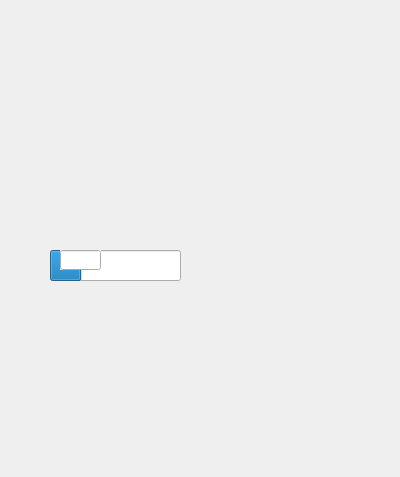
This is ueprogressbar.ui in liuyuyang8808/Qt_Library as Qt 5 draws it before an edit. The edited form follows.
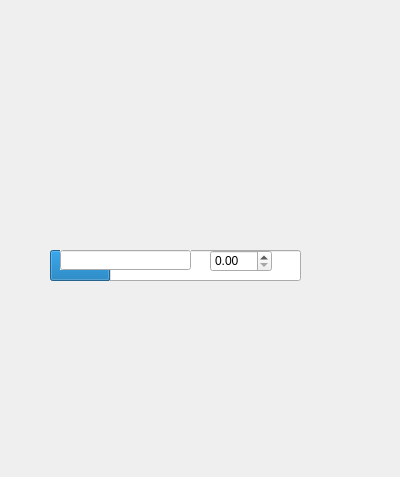
This is the edited form.

The edit to the form file:
```diff
--- a/ueprogressbar.ui
+++ b/ueprogressbar.ui
@@ -21,7 +21,7 @@
     <rect>
      <x>50</x>
      <y>250</y>
-     <width>131</width>
+     <width>251</width>
      <height>31</height>
     </rect>
    </property>
@@ -37,7 +37,7 @@
     <rect>
      <x>60</x>
      <y>250</y>
-     <width>41</width>
+     <width>131</width>
      <height>20</height>
     </rect>
    </property>
@@ -48,6 +48,16 @@
     <bool>true</bool>
    </property>
   </widget>
+  <widget class="QDoubleSpinBox" name="doubleSpinBox">
+   <property name="geometry">
+    <rect>
+     <x>210</x>
+     <y>250</y>
+     <width>62</width>
+     <height>22</height>
+    </rect>
+   </property>
+  </widget>
  </widget>
  <resources/>
  <connections/>
```
